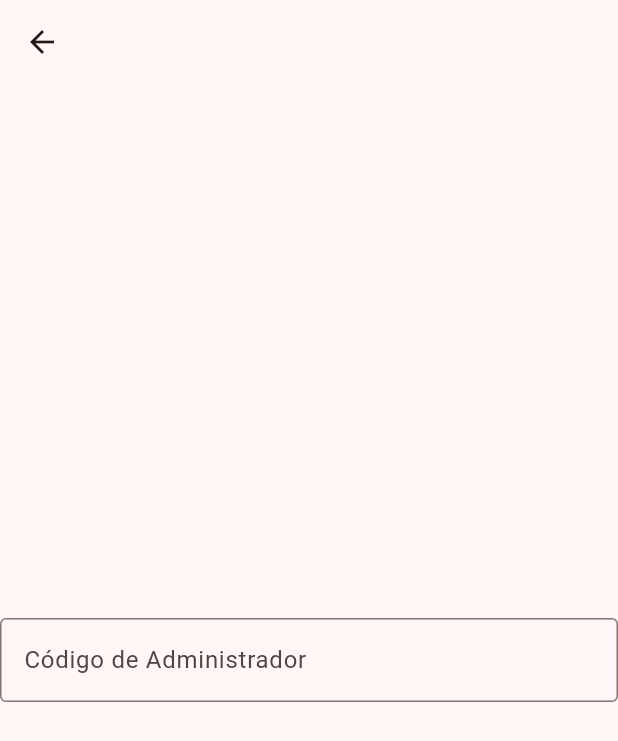
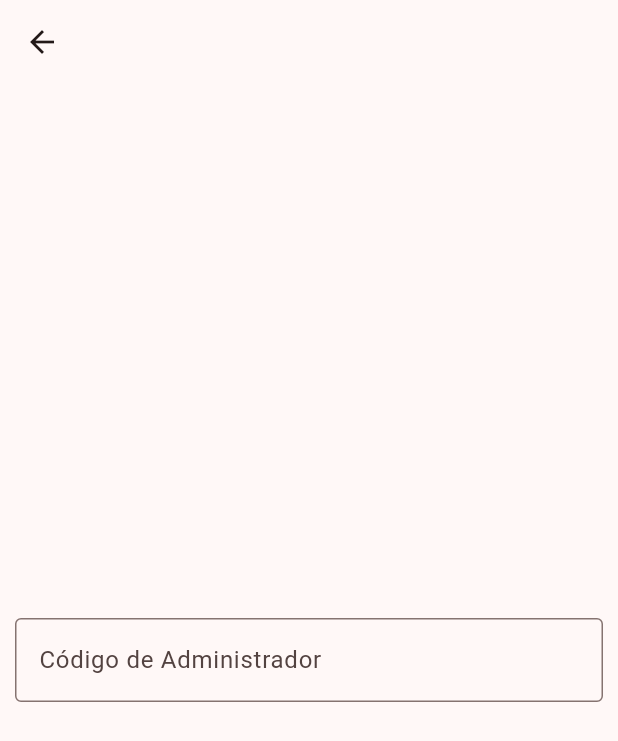
Before and after one commit to DevMonts/fidelity, a Flutter app: the screen it shows after launch, after a tap on the "lock person" icon, on a phone screen of 412 x 824 dp. Shown: the top 741 px of the screen. Run offline on Flutter 3.47's test engine with Material 3 defaults, Android fonts, the phone set to English and light mode, and no system bars; our stand-ins replace sqflite; accounts and stored records are empty.

Commit message:
style: adm login

```diff
--- a/lib/features/login/presentation/page/adm_login_page.dart
+++ b/lib/features/login/presentation/page/adm_login_page.dart
@@ -8,7 +8,9 @@ class AdmLoginPage extends StatelessWidget {
   Widget build(BuildContext context) {
     return Scaffold(
       appBar: AppBar(),
-      body: Center(
+      body: Padding(
+        padding: const EdgeInsets.all(10),
+        child: Center(
           child: TextField(
             decoration: InputDecoration(
               labelText: AppStrings.admCodeLabel,
@@ -22,6 +24,7 @@ class AdmLoginPage extends StatelessWidget {
             },
           ),
         ),
+      ),
     );
   }
 }
```
Lines whose indentation alone changed are shown as unchanged.
